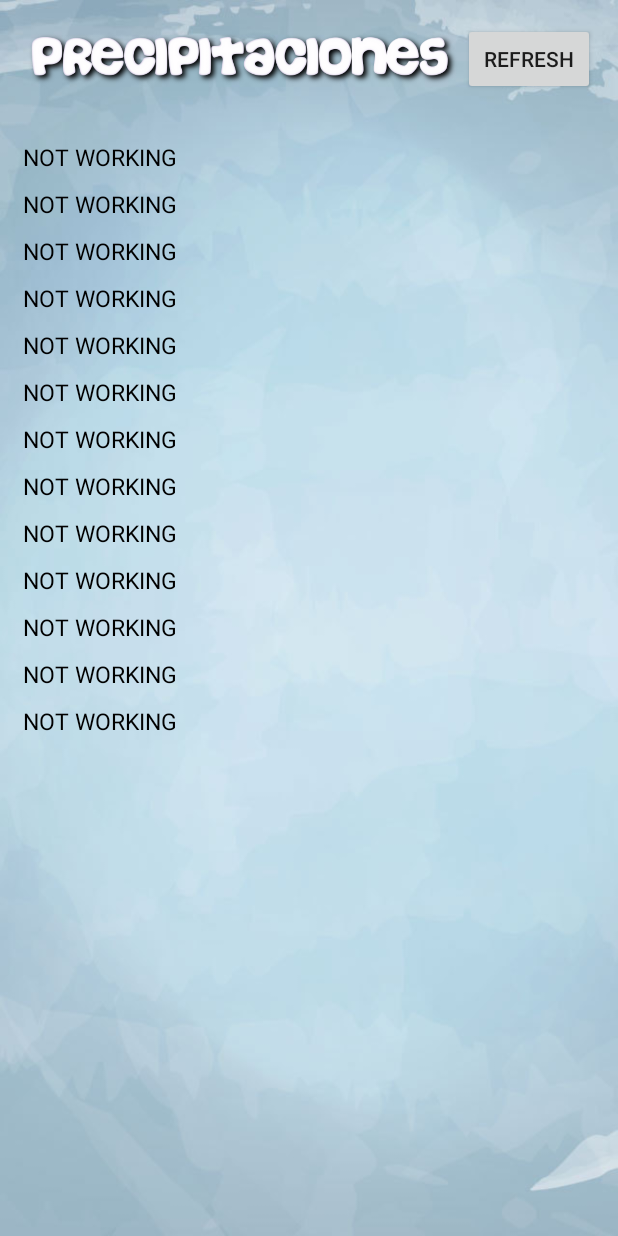
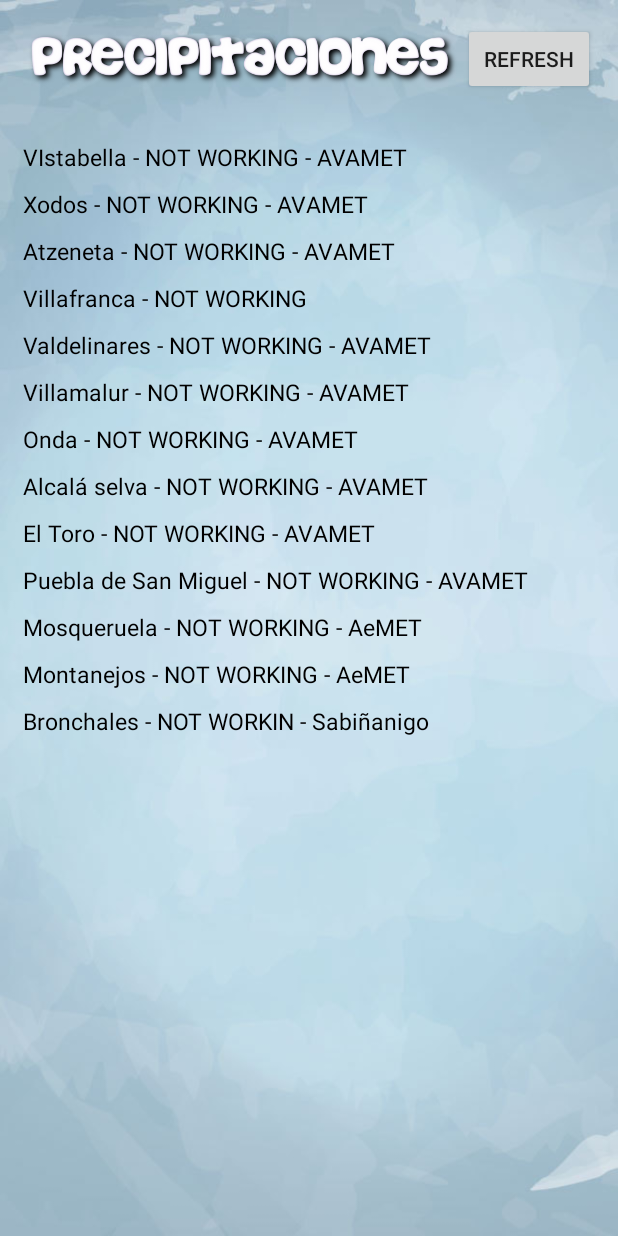
Before and after one commit to DioniGarcia/ScrapMeteo, an Android app: the Main2Activity screen opened directly, with no data from a screen before it, on a phone screen of 412 x 824 dp. Run offline under Robolectric (Android 15) with nearby library versions, the phone set to English and light mode, and no system bars; our stand-ins replace Firebase (no records; nobody signed in at launch, a user with empty details on screens opened directly).

```diff
--- a/app/src/main/java/com/example/administrador/scrapmeteo/Main2Activity.java
+++ b/app/src/main/java/com/example/administrador/scrapmeteo/Main2Activity.java
@@ -28,6 +28,7 @@ import java.util.Map;
 import java.util.Date;
 import java.text.SimpleDateFormat;
 
+import org.jsoup.Connection;
 import org.jsoup.Jsoup;
 import org.jsoup.nodes.Document;
 import org.jsoup.nodes.Element;
@@ -79,31 +80,33 @@ public class Main2Activity extends AppCompatActivity {
 
     public class doit extends AsyncTask<Void,Void,Void>{
 
-        String textIncomeVista = "NOT WORKING";
-        String textIncomeXodos= "NOT WORKING";
-        String textIncomeAtz= "NOT WORKING";
-        String textIncomeVf= "NOT WORKING";
-        String textIncomeVal= "NOT WORKING";
-        String textIncomeVm= "NOT WORKING";
-        String textIncomeAlc= "NOT WORKING";
-        String textIncomeOnd= "NOT WORKING";
-        String textIncomePue= "NOT WORKING";
-        String textIncomeTor= "NOT WORKING";
-        String textIncomeMos= "NOT WORKING";
-        String textIncomeMon= "NOT WORKING";
-        String textIncomeBron= "NOT WORKING";
+        String textIncomeVista = "VIstabella - NOT WORKING - AVAMET";
+        String textIncomeXodos= "Xodos - NOT WORKING - AVAMET";
+        String textIncomeAtz= "Atzeneta - NOT WORKING - AVAMET";
+        String textIncomeVf= "Villafranca - NOT WORKING";
+        String textIncomeVal= "Valdelinares - NOT WORKING - AVAMET";
+        String textIncomeVm= "Villamalur - NOT WORKING - AVAMET";
+        String textIncomeAlc= "Alcalá selva - NOT WORKING - AVAMET";
+        String textIncomeOnd= "Onda - NOT WORKING - AVAMET";
+        String textIncomePue= "Puebla de San Miguel - NOT WORKING - AVAMET";
+        String textIncomeTor= "El Toro - NOT WORKING - AVAMET";
+        String textIncomeMos= "Mosqueruela - NOT WORKING - AeMET";
+        String textIncomeMon= "Montanejos - NOT WORKING - AeMET";
+        String textIncomeBron= "Bronchales - NOT WORKIN - Sabiñanigo";
 
 
 
         @Override
         protected Void doInBackground(Void... voids) {
+            int timeout = 800;
+            int i = 0;
+            String titulo="";
 
             try{
-                int i = 0;
-                String titulo="";
 
-                Document docVista = Jsoup.connect("https://www.avamet.org/mxo_i.php?id=c04m139e01").get();
-
+                Connection c = Jsoup.connect("https://www.avamet.org/mxo_i.php?id=c04m139e01");
+                c.timeout(timeout);
+                Document docVista = c.get();
 
                 textIncomeVista = "San Juan de Peñagolosa";
                 textIncomeVista += "\n"+ "Humedad relativa: " + cutBeforeData( docVista.getElementById("hrel").text());
@@ -121,18 +124,21 @@ public class Main2Activity extends AppCompatActivity {
                     }
                     i+=1;
                 }
-
-                //textIncomeVista += "   Mensual(prova): "+gFb.getMonthly().get(0);
-                //textIncomeVista += "   Anual(prova): "+ gFb.getAnnuals().get(0);
-
                 textIncomeVista += "\n"+ "T.Min: " + cutBeforeData( docVista.getElementById("temp_min").text() );
                 textIncomeVista += "   T.Max: " + cutBeforeData( docVista.getElementById("temp_max").text() );
 
 
+            }catch( Exception e ){
 
+                e.printStackTrace();
+                Log.d(TAG,"ESTA PETANDO");
 
+            }
 
-                Document docXodos = Jsoup.connect("https://www.avamet.org/mxo_i.php?id=c04m055e02").get();
+            try{
+                Connection c = Jsoup.connect("https://www.avamet.org/mxo_i.php?id=c04m055e02");
+                c.timeout(timeout);
+                Document docXodos = c.get();
 
                 textIncomeXodos = "Xodos";
                 textIncomeXodos += "\n"+ "Humedad relativa: " + cutBeforeData( docXodos.getElementById("hrel").text());
@@ -154,9 +160,19 @@ public class Main2Activity extends AppCompatActivity {
                 textIncomeXodos += "\n"+ "T.Min: " + cutBeforeData( docXodos.getElementById("temp_min").text() );
                 textIncomeXodos += "   T.Max: " + cutBeforeData( docXodos.getElementById("temp_max").text() );
 
+            }catch( Exception e ){
 
+                e.printStackTrace();
+                Log.d(TAG,"ESTA PETANDO");
 
-                Document docAtz = Jsoup.connect("https://www.avamet.org/mxo_i.php?id=c04m001e02").get();
+            }
+
+            try{
+
+                Connection c = Jsoup.connect("https://www.avamet.org/mxo_i.php?id=c04m001e02");
+                c.timeout(timeout);
+                Document docAtz = c.get();
+
 
                 textIncomeAtz = "Adzaneta";
                 textIncomeAtz += "\n"+ "Humedad relativa: " + cutBeforeData( docAtz.getElementById("hrel").text());
@@ -180,10 +196,19 @@ public class Main2Activity extends AppCompatActivity {
 
 
 
+            }catch( Exception e ){
 
+                e.printStackTrace();
+                Log.d(TAG,"ESTA PETANDO");
 
+            }
 
-                Document docVal = Jsoup.connect("https://www.avamet.org/mxo_i.php?id=c99m044e15").get();
+            try{
+
+                Connection c = Jsoup.connect("https://www.avamet.org/mxo_i.php?id=c99m044e15");
+                c.timeout(timeout);
+                Document docVal = c.get();
+
 
                 textIncomeVal = "Valdelinares (pistas)";
                 textIncomeVal += "\n"+ "Humedad relativa: " + cutBeforeData( docVal.getElementById("hrel").text());
@@ -203,9 +228,18 @@ public class Main2Activity extends AppCompatActivity {
                 textIncomeVal += "\n"+ "T.Min: " + cutBeforeData( docVal.getElementById("temp_min").text() );
                 textIncomeVal += "   T.Max: " + cutBeforeData( docVal.getElementById("temp_max").text() );
 
+            }catch( Exception e ){
 
+                e.printStackTrace();
+                Log.d(TAG,"ESTA PETANDO");
 
-                Document docVm = Jsoup.connect("https://www.avamet.org/mxo_i.php?id=c08m131e01").get();
+            }
+
+            try{
+
+                Connection c = Jsoup.connect("https://www.avamet.org/mxo_i.php?id=c08m131e01");
+                c.timeout(timeout);
+                Document docVm = c.get();
 
                 textIncomeVm = "Villamalur";
                 textIncomeVm += "\n"+ "Humedad relativa: " + cutBeforeData( docVm.getElementById("hrel").text());
@@ -227,9 +261,18 @@ public class Main2Activity extends AppCompatActivity {
                 textIncomeVm += "\n"+ "T.Min: " + cutBeforeData( docVm.getElementById("temp_min").text() );
                 textIncomeVm += "   T.Max: " + cutBeforeData( docVm.getElementById("temp_max").text() );
 
+            }catch( Exception e ){
 
+                e.printStackTrace();
+                Log.d(TAG,"ESTA PETANDO");
 
-                Document docOnd= Jsoup.connect("https://www.avamet.org/mxo_i.php?id=c06m084e02").get();
+            }
+
+            try{
+
+                Connection c = Jsoup.connect("https://www.avamet.org/mxo_i.php?id=c06m084e02");
+                c.timeout(timeout);
+                Document docOnd = c.get();
 
                 textIncomeOnd = "Onda";
                 textIncomeOnd += "\n"+ "Humedad relativa: " + cutBeforeData( docOnd.getElementById("hrel").text());
@@ -251,9 +294,18 @@ public class Main2Activity extends AppCompatActivity {
                 textIncomeOnd += "\n"+ "T.Min: " + cutBeforeData( docOnd.getElementById("temp_min").text() );
                 textIncomeOnd += "   T.Max: " + cutBeforeData( docOnd.getElementById("temp_max").text() );
 
+            }catch( Exception e ){
 
+                e.printStackTrace();
+                Log.d(TAG,"ESTA PETANDO");
 
-                Document docAlc = Jsoup.connect("https://www.avamet.org/mxo_i.php?id=c99m044e01").get();
+            }
+
+            try{
+
+                Connection c = Jsoup.connect("https://www.avamet.org/mxo_i.php?id=c99m044e01");
+                c.timeout(timeout);
+                Document docAlc = c.get();
 
                 textIncomeAlc = "Alcalá de la selva";
                 textIncomeAlc += "\n"+ "Humedad relativa: " + cutBeforeData( docAlc.getElementById("hrel").text());
@@ -274,9 +326,18 @@ public class Main2Activity extends AppCompatActivity {
                 textIncomeAlc += "   T.Max: " + cutBeforeData( docAlc.getElementById("temp_max").text() );
 
 
+            }catch( Exception e ){
 
+                e.printStackTrace();
+                Log.d(TAG,"ESTA PETANDO");
 
-                Document docTor= Jsoup.connect("https://www.avamet.org/mxo_i.php?id=c07m115e01").get();
+            }
+
+            try{
+
+                Connection c = Jsoup.connect("https://www.avamet.org/mxo_i.php?id=c07m115e01");
+                c.timeout(timeout);
+                Document docTor = c.get();
 
                 textIncomeTor = "El Toro";
                 textIncomeTor += "\n"+ "Humedad relativa: " + cutBeforeData( docTor.getElementById("hrel").text());
@@ -299,8 +360,18 @@ public class Main2Activity extends AppCompatActivity {
                 textIncomeTor += "   T.Max: " + cutBeforeData( docTor.getElementById("temp_max").text() );
 
 
+            }catch( Exception e ){
 
-                Document docPue = Jsoup.connect("https://www.avamet.org/mxo_i.php?id=c09m201e01").get();
+                e.printStackTrace();
+                Log.d(TAG,"ESTA PETANDO");
+
+            }
+
+            try{
+
+                Connection c = Jsoup.connect("https://www.avamet.org/mxo_i.php?id=c09m201e01");
+                c.timeout(timeout);
+                Document docPue = c.get();
 
                 textIncomePue = "Puebla de San Miguel";
                 textIncomePue += "\n"+ "Humedad relativa: " + cutBeforeData( docPue.getElementById("hrel").text());
@@ -324,13 +395,24 @@ public class Main2Activity extends AppCompatActivity {
 
 
 
+            }catch( Exception e ){
 
+                e.printStackTrace();
+                Log.d(TAG,"ESTA PETANDO");
+
+            }
 
 
                 int idx=0;
                 String [] meteo = new String[6];
 
-                Document docVf = Jsoup.connect("http://www.aemet.es/va/eltiempo/observacion/ultimosdatos?k=val&l=8489X&w=1&datos=img").get();
+
+                try{
+
+                Connection c = Jsoup.connect("http://www.aemet.es/va/eltiempo/observacion/ultimosdatos?k=val&l=8489X&w=1&datos=img");
+                c.timeout(timeout);
+                Document docVf = c.get();
+
                 textIncomeVf = "Villafranca del cid";
 
                 for(Element e : docVf.getElementsByClass("fila_impar")){
@@ -345,10 +427,20 @@ public class Main2Activity extends AppCompatActivity {
                 textIncomeVf+="   T.Max: "+meteo[0].split(" ")[0];
 
 
+                }catch( Exception e ){
+
+                    e.printStackTrace();
+                    Log.d(TAG,"ESTA PETANDO");
+
+                }
+
+                try{
 
                 // AEMET Mosqueruela
 
-                Document docMos = Jsoup.connect("http://www.aemet.es/es/eltiempo/observacion/ultimosdatos?k=arn&l=8486X&w=1&datos=img").get();
+                Connection c = Jsoup.connect("http://www.aemet.es/es/eltiempo/observacion/ultimosdatos?k=arn&l=8486X&w=1&datos=img");
+                c.timeout(timeout);
+                Document docMos = c.get();
 
                 textIncomeMos = "Mosqueruela";
 
@@ -366,11 +458,20 @@ public class Main2Activity extends AppCompatActivity {
                 textIncomeMos+="\nT.Min: "+meteo[1].split(" ")[0];
                 textIncomeMos+="   T.Max: "+meteo[0].split(" ")[0];
 
+                }catch( Exception e ){
 
+                    e.printStackTrace();
+                    Log.d(TAG,"ESTA PETANDO");
+
+                }
+
+                try{
 
                 // AEMET Montanejos________________________________________________________________________________
 
-                Document docMon = Jsoup.connect("http://www.aemet.es/es/eltiempo/observacion/ultimosdatos?k=val&l=8472A&w=1&datos=img&f=tmax").get();
+                Connection c = Jsoup.connect("http://www.aemet.es/es/eltiempo/observacion/ultimosdatos?k=val&l=8472A&w=1&datos=img&f=tmax");
+                c.timeout(timeout);
+                Document docMon = c.get();
 
                 textIncomeMon = "Montanejos";
 
@@ -389,11 +490,23 @@ public class Main2Activity extends AppCompatActivity {
                 textIncomeMon+="\nT.Min: "+meteo[1].split(" ")[0];
                 textIncomeMon+="   T.Max: "+meteo[0].split(" ")[0];
 
+                }catch( Exception e ){
+
+                    e.printStackTrace();
+                    Log.d(TAG,"ESTA PETANDO");
+
+                }
+
+                try{
 
 
                 // meteosabi.es________________________________________________________________________________
 
-                Document docBron = Jsoup.connect("https://meteosabi.es/el-tiempo-en-bronchales-teruel").get();
+
+                Connection c = Jsoup.connect("https://meteosabi.es/el-tiempo-en-bronchales-teruel");
+                c.timeout(timeout);
+                Document docBron = c.get();
+
                 titulo = "Bronchales (Camping)";
                 textIncomeBron = titulo;
                 textIncomeBron+= "\nViento: "+docBron.getElementById("WindAverage").text()+"km/h";
@@ -403,15 +516,12 @@ public class Main2Activity extends AppCompatActivity {
                 textIncomeBron+= "\nT.Min: "+docBron.getElementById("LowTempToday").text();
                 textIncomeBron+= "   T.Max: "+docBron.getElementById("HighTempToday").text();
 
+                }catch( Exception e ){
 
+                    e.printStackTrace();
+                    Log.d(TAG,"ESTA PETANDO");
 
-
-
-            }catch( Exception e ){
-
-                e.printStackTrace();
-
-            }
+                }
 
             return null;
         }
```
Also changed, not shown: app/src/main/java/com/example/administrador/scrapmeteo/Main3Activity.java (+20 -28 lines).
